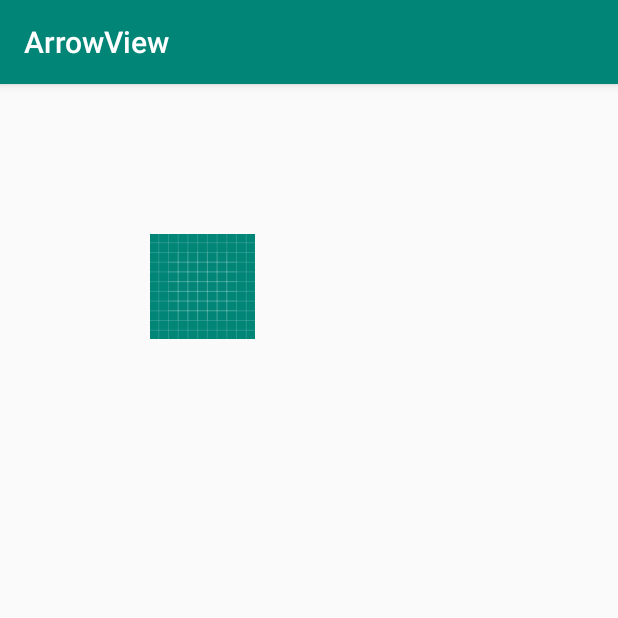
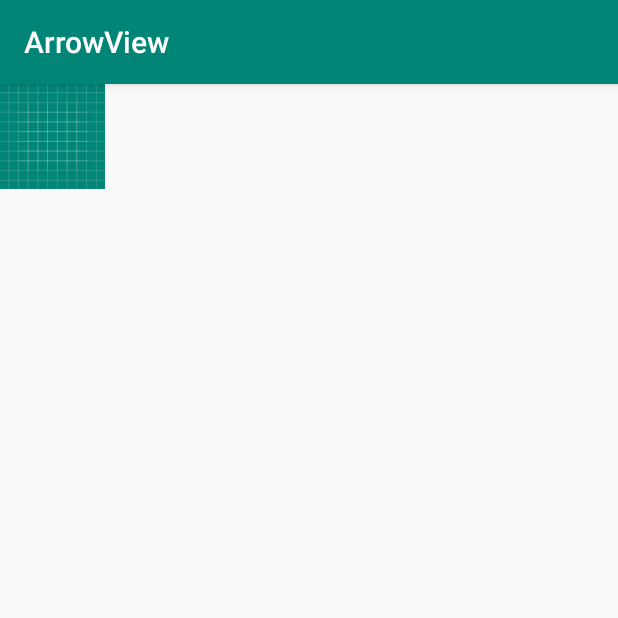
Before and after one commit to PasserByYao/ArrowView, an Android app: the screen it shows after launch (MainActivity), on a phone screen of 412 x 824 dp, the top half of it. Run offline under Robolectric (Android 15) with nearby library versions, the phone set to English and light mode, and no system bars.

```diff
--- a/app/src/main/java/com/example/arrowview/ArrowShape.java
+++ b/app/src/main/java/com/example/arrowview/ArrowShape.java
@@ -10,13 +10,17 @@ import android.graphics.drawable.shapes.RectShape;
 import android.support.annotation.ColorInt;
 import android.support.annotation.Nullable;
 
+/**
+ * @author Administrator
+ */
 public class ArrowShape extends RectShape {
     private float[] mOuterRadii;
     private RectF mInset;
     private float[] mInnerRadii;
 
     private RectF mInnerRect;
-    private Path mPath; // this is what we actually draw
+
+    private Path mPath;
 
     private int mArrowRadius;
 
--- a/app/src/main/res/layout/activity_main.xml
+++ b/app/src/main/res/layout/activity_main.xml
@@ -3,10 +3,6 @@
     xmlns:tools="http://schemas.android.com/tools"
     android:layout_width="match_parent"
     android:layout_height="match_parent"
-    android:layout_marginLeft="100dp"
-    android:layout_marginTop="100dp"
-    android:layout_marginRight="100dp"
-    android:layout_marginBottom="100dp"
     tools:context=".MainActivity">
 
     <ImageView
```
Also changed, not shown: 1 other file.
